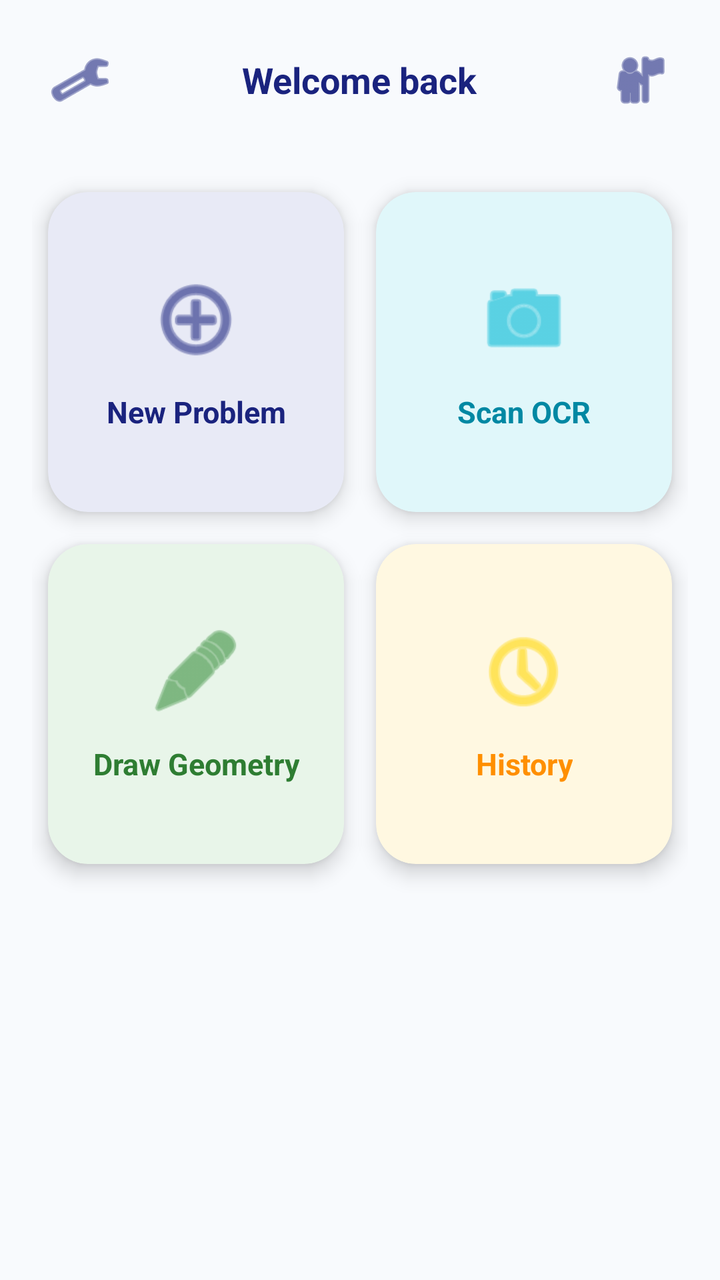
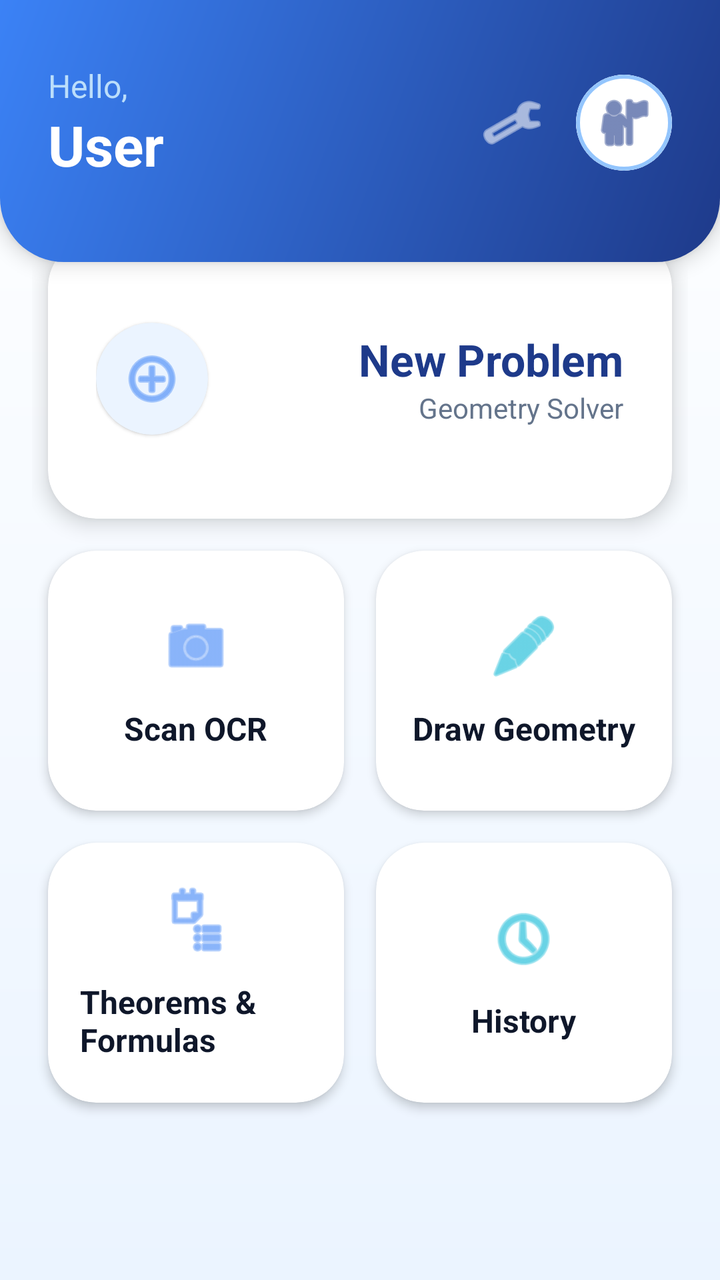

An Android layout rendered at two revisions. The XML below is the earlier revision; the diff shows what the commit changed to produce the second picture.
<!-- AndroidManifest.xml: application theme Theme.MaterialComponents.DayNight.NoActionBar -->
<!-- res/layout/activity_main.xml -->
<?xml version="1.0" encoding="utf-8"?>
<LinearLayout
    xmlns:android="http://schemas.android.com/apk/res/android"
    xmlns:app="http://schemas.android.com/apk/res-auto"
    xmlns:tools="http://schemas.android.com/tools"
    android:layout_width="match_parent"
    android:layout_height="match_parent"
    android:fitsSystemWindows="true"
    android:orientation="vertical"
    android:background="@color/bg_start"
    android:padding="16dp"
    tools:context=".MainActivity">

    
    <RelativeLayout
        android:layout_width="match_parent"
        android:layout_height="wrap_content"
        android:layout_marginBottom="24dp">

        <ImageButton
            android:id="@+id/btnSettings"
            android:layout_width="48dp"
            android:layout_height="48dp"
            android:background="?attr/selectableItemBackgroundBorderless"
            android:src="@android:drawable/ic_menu_manage"
            app:tint="@color/primary"
            android:layout_alignParentStart="true" />

        <TextView
            android:id="@+id/tvMainWelcome"
            android:layout_width="wrap_content"
            android:layout_height="wrap_content"
            android:layout_centerInParent="true"
            android:text="@string/welcome_back"
            android:textSize="18sp"
            android:textColor="@color/primary"
            android:textStyle="bold" />

        <ImageButton
            android:id="@+id/btnProfile"
            android:layout_width="48dp"
            android:layout_height="48dp"
            android:background="?attr/selectableItemBackgroundBorderless"
            android:src="@android:drawable/ic_menu_myplaces"
            app:tint="@color/primary"
            android:layout_alignParentEnd="true" />
    </RelativeLayout>

    
    <ScrollView
        android:layout_width="match_parent"
        android:layout_height="0dp"
        android:layout_weight="1"
        android:fillViewport="true">

        <GridLayout
            android:layout_width="match_parent"
            android:layout_height="wrap_content"
            android:columnCount="2"
            android:alignmentMode="alignMargins"
            android:columnOrderPreserved="false">

            
            <com.google.android.material.card.MaterialCardView
                android:id="@+id/cardNewProblem"
                android:layout_width="0dp"
                android:layout_height="160dp"
                android:layout_columnWeight="1"
                android:layout_margin="8dp"
                app:cardCornerRadius="20dp"
                app:cardElevation="6dp"
                app:cardBackgroundColor="#E8EAF6"
                app:rippleColor="@color/primary_light">

                <LinearLayout
                    android:layout_width="match_parent"
                    android:layout_height="match_parent"
                    android:gravity="center"
                    android:orientation="vertical"
                    android:padding="12dp">

                    <ImageView
                        android:layout_width="48dp"
                        android:layout_height="48dp"
                        android:src="@android:drawable/ic_menu_add"
                        app:tint="@color/primary" />

                    <TextView
                        android:layout_width="wrap_content"
                        android:layout_height="wrap_content"
                        android:layout_marginTop="12dp"
                        android:text="@string/new_problem"
                        android:textSize="15sp"
                        android:textStyle="bold"
                        android:textColor="@color/primary"
                        android:gravity="center" />
                </LinearLayout>
            </com.google.android.material.card.MaterialCardView>

            
            <com.google.android.material.card.MaterialCardView
                android:id="@+id/cardScanProblem"
                android:layout_width="0dp"
                android:layout_height="160dp"
                android:layout_columnWeight="1"
                android:layout_margin="8dp"
                app:cardCornerRadius="20dp"
                app:cardElevation="6dp"
                app:cardBackgroundColor="#E0F7FA"
                app:rippleColor="@color/secondary_light">

                <LinearLayout
                    android:layout_width="match_parent"
                    android:layout_height="match_parent"
                    android:gravity="center"
                    android:orientation="vertical"
                    android:padding="12dp">

                    <ImageView
                        android:layout_width="48dp"
                        android:layout_height="48dp"
                        android:src="@android:drawable/ic_menu_camera"
                        app:tint="@color/secondary" />

                    <TextView
                        android:layout_width="wrap_content"
                        android:layout_height="wrap_content"
                        android:layout_marginTop="12dp"
                        android:text="@string/scan_ocr"
                        android:textSize="15sp"
                        android:textStyle="bold"
                        android:textColor="@color/secondary_dark"
                        android:gravity="center" />
                </LinearLayout>
            </com.google.android.material.card.MaterialCardView>

            
            <com.google.android.material.card.MaterialCardView
                android:id="@+id/cardDrawProblem"
                android:layout_width="0dp"
                android:layout_height="160dp"
                android:layout_columnWeight="1"
                android:layout_margin="8dp"
                app:cardCornerRadius="20dp"
                app:cardElevation="6dp"
                app:cardBackgroundColor="#E8F5E9"
                app:rippleColor="#C8E6C9">

                <LinearLayout
                    android:layout_width="match_parent"
                    android:layout_height="match_parent"
                    android:gravity="center"
                    android:orientation="vertical"
                    android:padding="12dp">

                    <ImageView
                        android:layout_width="48dp"
                        android:layout_height="48dp"
                        android:src="@android:drawable/ic_menu_edit"
                        app:tint="@color/success_green" />

                    <TextView
                        android:layout_width="wrap_content"
                        android:layout_height="wrap_content"
                        android:layout_marginTop="12dp"
                        android:text="@string/draw_geometry"
                        android:textSize="15sp"
                        android:textStyle="bold"
                        android:textColor="#2E7D32"
                        android:gravity="center" />
                </LinearLayout>
            </com.google.android.material.card.MaterialCardView>

            
            <com.google.android.material.card.MaterialCardView
                android:id="@+id/cardHistory"
                android:layout_width="0dp"
                android:layout_height="160dp"
                android:layout_columnWeight="1"
                android:layout_margin="8dp"
                app:cardCornerRadius="20dp"
                app:cardElevation="6dp"
                app:cardBackgroundColor="#FFF8E1"
                app:rippleColor="#FFE082">

                <LinearLayout
                    android:layout_width="match_parent"
                    android:layout_height="match_parent"
                    android:gravity="center"
                    android:orientation="vertical"
                    android:padding="12dp">

                    <ImageView
                        android:layout_width="48dp"
                        android:layout_height="48dp"
                        android:src="@android:drawable/ic_menu_recent_history"
                        app:tint="@color/accent_gold" />

                    <TextView
                        android:layout_width="wrap_content"
                        android:layout_height="wrap_content"
                        android:layout_marginTop="12dp"
                        android:text="@string/history"
                        android:textSize="15sp"
                        android:textStyle="bold"
                        android:textColor="#FF8F00"
                        android:gravity="center" />
                </LinearLayout>
            </com.google.android.material.card.MaterialCardView>

        </GridLayout>
    </ScrollView>
</LinearLayout>
<!-- resources referenced by this layout -->
<resources>
  <color name="accent_gold">#FFD600</color>
  <color name="bg_start">#F8FAFD</color>
  <color name="primary">#1A237E</color>
  <color name="primary_light">#534BAE</color>
  <color name="secondary">#00B8D4</color>
  <color name="secondary_dark">#0088A3</color>
  <color name="secondary_light">#62EFFF</color>
  <color name="success_green">#388E3C</color>
  <string name="draw_geometry">Draw Geometry</string>
  <string name="history">History</string>
  <string name="new_problem">New Problem</string>
  <string name="scan_ocr">Scan OCR</string>
  <string name="welcome_back">Welcome back</string>
</resources>

<!-- the commit's change to res/layout/activity_main.xml (unified diff, before → after) -->
@@ -1,213 +1,253 @@
 <?xml version="1.0" encoding="utf-8"?>
-<LinearLayout
+<androidx.constraintlayout.widget.ConstraintLayout
     xmlns:android="http://schemas.android.com/apk/res/android"
     xmlns:app="http://schemas.android.com/apk/res-auto"
-    xmlns:tools="http://schemas.android.com/tools"
     android:layout_width="match_parent"
     android:layout_height="match_parent"
-    android:fitsSystemWindows="true"
-    android:orientation="vertical"
-    android:background="@color/bg_start"
-    android:padding="16dp"
-    tools:context=".MainActivity">
+    android:background="@drawable/bg_gradient_light"
+    android:fitsSystemWindows="true">
 
     
-    <RelativeLayout
+    <LinearLayout
+        android:id="@+id/headerLayout"
         android:layout_width="match_parent"
         android:layout_height="wrap_content"
-        android:layout_marginBottom="24dp">
+        android:orientation="horizontal"
+        android:paddingHorizontal="24dp"
+        android:paddingTop="32dp"
+        android:paddingBottom="40dp"
+        android:gravity="center_vertical"
+        android:background="@drawable/bg_header_gradient"
+        app:layout_constraintTop_toTopOf="parent"
+        android:elevation="6dp">
+
+        <LinearLayout
+            android:layout_width="0dp"
+            android:layout_height="wrap_content"
+            android:layout_weight="1"
+            android:orientation="vertical">
+
+            <TextView
+                android:layout_width="wrap_content"
+                android:layout_height="wrap_content"
+                android:text="Hello,"
+                android:textColor="#BBDEFB"
+                android:textSize="16sp" />
+
+            <TextView
+                android:id="@+id/tvMainWelcome"
+                android:layout_width="wrap_content"
+                android:layout_height="wrap_content"
+                android:text="User"
+                android:textColor="#FFFFFF"
+                android:textSize="28sp"
+                android:textStyle="bold" />
+        </LinearLayout>
 
         <ImageButton
             android:id="@+id/btnSettings"
             android:layout_width="48dp"
             android:layout_height="48dp"
+            android:layout_marginEnd="8dp"
             android:background="?attr/selectableItemBackgroundBorderless"
             android:src="@android:drawable/ic_menu_manage"
-            app:tint="@color/primary"
-            android:layout_alignParentStart="true" />
-
-        <TextView
-            android:id="@+id/tvMainWelcome"
-            android:layout_width="wrap_content"
-            android:layout_height="wrap_content"
-            android:layout_centerInParent="true"
-            android:text="@string/welcome_back"
-            android:textSize="18sp"
-            android:textColor="@color/primary"
-            android:textStyle="bold" />
-
-        <ImageButton
-            android:id="@+id/btnProfile"
+            app:tint="#FFFFFF" />
+
+        <com.google.android.material.card.MaterialCardView
             android:layout_width="48dp"
             android:layout_height="48dp"
-            android:background="?attr/selectableItemBackgroundBorderless"
-            android:src="@android:drawable/ic_menu_myplaces"
-            app:tint="@color/primary"
-            android:layout_alignParentEnd="true" />
-    </RelativeLayout>
+            app:cardCornerRadius="24dp"
+            app:cardElevation="0dp"
+            app:strokeWidth="2dp"
+            app:strokeColor="#93C5FD">
+            <ImageButton
+                android:id="@+id/btnProfile"
+                android:layout_width="match_parent"
+                android:layout_height="match_parent"
+                android:background="#FFFFFF"
+                android:src="@android:drawable/ic_menu_myplaces"
+                app:tint="@color/primary" />
+        </com.google.android.material.card.MaterialCardView>
+    </LinearLayout>
 
     
     <ScrollView
         android:layout_width="match_parent"
         android:layout_height="0dp"
-        android:layout_weight="1"
-        android:fillViewport="true">
-
-        <GridLayout
+        android:clipToPadding="false"
+        android:paddingBottom="24dp"
+        app:layout_constraintTop_toBottomOf="@id/headerLayout"
+        app:layout_constraintBottom_toBottomOf="parent"
+        android:layout_marginTop="-20dp">
+
+        <LinearLayout
             android:layout_width="match_parent"
             android:layout_height="wrap_content"
-            android:columnCount="2"
-            android:alignmentMode="alignMargins"
-            android:columnOrderPreserved="false">
+            android:orientation="vertical"
+            android:paddingHorizontal="16dp">
 
             
             <com.google.android.material.card.MaterialCardView
                 android:id="@+id/cardNewProblem"
-                android:layout_width="0dp"
-                android:layout_height="160dp"
-                android:layout_columnWeight="1"
+                android:layout_width="match_parent"
+                android:layout_height="140dp"
                 android:layout_margin="8dp"
-                app:cardCornerRadius="20dp"
+                app:cardCornerRadius="24dp"
                 app:cardElevation="6dp"
-                app:cardBackgroundColor="#E8EAF6"
-                app:rippleColor="@color/primary_light">
-
-                <LinearLayout
+                app:cardBackgroundColor="#FFFFFF"
+                android:clickable="true"
+                android:focusable="true">
+
+                <RelativeLayout
                     android:layout_width="match_parent"
                     android:layout_height="match_parent"
-                    android:gravity="center"
-                    android:orientation="vertical"
-                    android:padding="12dp">
-
-                    <ImageView
-                        android:layout_width="48dp"
-                        android:layout_height="48dp"
-                        android:src="@android:drawable/ic_menu_add"
-                        app:tint="@color/primary" />
-
-                    <TextView
+                    android:padding="24dp">
+
+                    <com.google.android.material.card.MaterialCardView
+                        android:layout_width="56dp"
+                        android:layout_height="56dp"
+                        app:cardCornerRadius="28dp"
+                        app:cardBackgroundColor="#EBF4FF"
+                        app:strokeWidth="0dp"
+                        android:layout_centerVertical="true">
+                        <ImageView
+                            android:layout_width="wrap_content"
+                            android:layout_height="wrap_content"
+                            android:layout_gravity="center"
+                            android:src="@android:drawable/ic_menu_add"
+                            app:tint="@color/primary_light" />
+                    </com.google.android.material.card.MaterialCardView>
+
+                    <LinearLayout
                         android:layout_width="wrap_content"
                         android:layout_height="wrap_content"
-                        android:layout_marginTop="12dp"
-                        android:text="@string/new_problem"
-                        android:textSize="15sp"
-                        android:textStyle="bold"
-                        android:textColor="@color/primary"
-                        android:gravity="center" />
-                </LinearLayout>
+                        android:orientation="vertical"
+                        android:layout_alignParentEnd="true"
+                        android:layout_centerVertical="true"
+                        android:gravity="end">
+
+                        <TextView
+                            android:layout_width="wrap_content"
+                            android:layout_height="wrap_content"
+                            android:text="@string/new_problem"
+                            android:textColor="@color/primary"
+                            android:textSize="22sp"
+                            android:textStyle="bold" />
+
+                        <TextView
+                            android:layout_width="wrap_content"
+                            android:layout_height="wrap_content"
+                            android:text="@string/geometry_solver"
+                            android:textColor="@color/text_subtitle"
+                            android:textSize="14sp" />
+                    </LinearLayout>
+                </RelativeLayout>
             </com.google.android.material.card.MaterialCardView>
 
             
-            <com.google.android.material.card.MaterialCardView
-                android:id="@+id/cardScanProblem"
-                android:layout_width="0dp"
-                android:layout_height="160dp"
-                android:layout_columnWeight="1"
-                android:layout_margin="8dp"
-                app:cardCornerRadius="20dp"
-                app:cardElevation="6dp"
-                app:cardBackgroundColor="#E0F7FA"
-                app:rippleColor="@color/secondary_light">
-
-                <LinearLayout
-                    android:layout_width="match_parent"
-                    android:layout_height="match_parent"
-                    android:gravity="center"
-                    android:orientation="vertical"
-                    android:padding="12dp">
-
-                    <ImageView
-                        android:layout_width="48dp"
-                        android:layout_height="48dp"
-                        android:src="@android:drawable/ic_menu_camera"
-                        app:tint="@color/secondary" />
-
-                    <TextView
-                        android:layout_width="wrap_content"
-                        android:layout_height="wrap_content"
-                        android:layout_marginTop="12dp"
-                        android:text="@string/scan_ocr"
-                        android:textSize="15sp"
-                        android:textStyle="bold"
-                        android:textColor="@color/secondary_dark"
-                        android:gravity="center" />
-                </LinearLayout>
-            </com.google.android.material.card.MaterialCardView>
-
-            
-            <com.google.android.material.card.MaterialCardView
-                android:id="@+id/cardDrawProblem"
-                android:layout_width="0dp"
-                android:layout_height="160dp"
-                android:layout_columnWeight="1"
-                android:layout_margin="8dp"
-                app:cardCornerRadius="20dp"
-                app:cardElevation="6dp"
-                app:cardBackgroundColor="#E8F5E9"
-                app:rippleColor="#C8E6C9">
-
-                <LinearLayout
-                    android:layout_width="match_parent"
-                    android:layout_height="match_parent"
-                    android:gravity="center"
-                    android:orientation="vertical"
-                    android:padding="12dp">
-
-                    <ImageView
-                        android:layout_width="48dp"
-                        android:layout_height="48dp"
-                        android:src="@android:drawable/ic_menu_edit"
-                        app:tint="@color/success_green" />
-
-                    <TextView
-                        android:layout_width="wrap_content"
-                        android:layout_height="wrap_content"
-                        android:layout_marginTop="12dp"
-                        android:text="@string/draw_geometry"
-                        android:textSize="15sp"
-                        android:textStyle="bold"
-                        android:textColor="#2E7D32"
-                        android:gravity="center" />
-                </LinearLayout>
-            </com.google.android.material.card.MaterialCardView>
-
-            
-            <com.google.android.material.card.MaterialCardView
-                android:id="@+id/cardHistory"
-                android:layout_width="0dp"
-                android:layout_height="160dp"
-                android:layout_columnWeight="1"
-                android:layout_margin="8dp"
-                app:cardCornerRadius="20dp"
-                app:cardElevation="6dp"
-                app:cardBackgroundColor="#FFF8E1"
-                app:rippleColor="#FFE082">
-
-                <LinearLayout
-                    android:layout_width="match_parent"
-                    android:layout_height="match_parent"
-                    android:gravity="center"
-                    android:orientation="vertical"
-                    android:padding="12dp">
-
-                    <ImageView
-                        android:layout_width="48dp"
-                        android:layout_height="48dp"
-                        android:src="@android:drawable/ic_menu_recent_history"
-                        app:tint="@color/accent_gold" />
-
-                    <TextView
-                        android:layout_width="wrap_content"
-                        android:layout_height="wrap_content"
-                        android:layout_marginTop="12dp"
-                        android:text="@string/history"
-                        android:textSize="15sp"
-                        android:textStyle="bold"
-                        android:textColor="#FF8F00"
-                        android:gravity="center" />
-                </LinearLayout>
-            </com.google.android.material.card.MaterialCardView>
-
-        </GridLayout>
+            <GridLayout
+                android:layout_width="match_parent"
+                android:layout_height="wrap_content"
+                android:columnCount="2"
+                android:alignmentMode="alignMargins">
+
+                
+                <com.google.android.material.card.MaterialCardView
+                    android:id="@+id/cardScanProblem"
+                    android:layout_width="0dp"
+                    android:layout_height="130dp"
+                    android:layout_columnWeight="1"
+                    android:layout_margin="8dp"
+                    app:cardCornerRadius="24dp"
+                    app:cardElevation="3dp"
+                    app:cardBackgroundColor="@color/surface_white"
+                    android:clickable="true"
+                    android:focusable="true">
+
+                    <LinearLayout
+                        android:layout_width="match_parent"
+                        android:layout_height="match_parent"
+                        android:orientation="vertical"
+                        android:gravity="center"
+                        android:padding="16dp">
+                        <ImageView android:layout_width="36dp" android:layout_height="36dp" android:src="@android:drawable/ic_menu_camera" app:tint="@color/primary_light" />
+                        <TextView android:layout_width="wrap_content" android:layout_height="wrap_content" android:layout_marginTop="12dp" android:text="@string/scan_ocr" android:textSize="16sp" android:textStyle="bold" android:textColor="@color/text_title" />
+                    </LinearLayout>
+                </com.google.android.material.card.MaterialCardView>
+
+                
+                <com.google.android.material.card.MaterialCardView
+                    android:id="@+id/cardDrawProblem"
+                    android:layout_width="0dp"
+                    android:layout_height="130dp"
+                    android:layout_columnWeight="1"
+                    android:layout_margin="8dp"
+                    app:cardCornerRadius="24dp"
+                    app:cardElevation="3dp"
+                    app:cardBackgroundColor="@color/surface_white"
+                    android:clickable="true"
+                    android:focusable="true">
+
+                    <LinearLayout
+                        android:layout_width="match_parent"
+                        android:layout_height="match_parent"
+                        android:orientation="vertical"
+                        android:gravity="center"
+                        android:padding="16dp">
+                        <ImageView android:layout_width="36dp" android:layout_height="36dp" android:src="@android:drawable/ic_menu_edit" app:tint="@color/secondary" />
+                        <TextView android:layout_width="wrap_content" android:layout_height="wrap_content" android:layout_marginTop="12dp" android:text="@string/draw_geometry" android:textSize="16sp" android:textStyle="bold" android:textColor="@color/text_title" />
+                    </LinearLayout>
+                </com.google.android.material.card.MaterialCardView>
+
+                
+                <com.google.android.material.card.MaterialCardView
+                    android:id="@+id/cardTheorems"
+                    android:layout_width="0dp"
+                    android:layout_height="130dp"
+                    android:layout_columnWeight="1"
+                    android:layout_margin="8dp"
+                    app:cardCornerRadius="24dp"
+                    app:cardElevation="3dp"
+                    app:cardBackgroundColor="@color/surface_white"
+                    android:clickable="true"
+                    android:focusable="true">
+
+                    <LinearLayout
+                        android:layout_width="match_parent"
+                        android:layout_height="match_parent"
+                        android:orientation="vertical"
+                        android:gravity="center"
+                        android:padding="16dp">
+                        <ImageView android:layout_width="36dp" android:layout_height="36dp" android:src="@android:drawable/ic_menu_agenda" app:tint="@color/primary_light" />
+                        <TextView android:layout_width="wrap_content" android:layout_height="wrap_content" android:layout_marginTop="12dp" android:text="@string/theorems_title" android:textSize="16sp" android:textStyle="bold" android:textColor="@color/text_title" />
+                    </LinearLayout>
+                </com.google.android.material.card.MaterialCardView>
+
+                
+                <com.google.android.material.card.MaterialCardView
+                    android:id="@+id/cardHistory"
+                    android:layout_width="0dp"
+                    android:layout_height="130dp"
+                    android:layout_columnWeight="1"
+                    android:layout_margin="8dp"
+                    app:cardCornerRadius="24dp"
+                    app:cardElevation="3dp"
+                    app:cardBackgroundColor="@color/surface_white"
+                    android:clickable="true"
+                    android:focusable="true">
+
+                    <LinearLayout
+                        android:layout_width="match_parent"
+                        android:layout_height="match_parent"
+                        android:orientation="vertical"
+                        android:gravity="center"
+                        android:padding="16dp">
+                        <ImageView android:layout_width="36dp" android:layout_height="36dp" android:src="@android:drawable/ic_menu_recent_history" app:tint="@color/secondary" />
+                        <TextView android:layout_width="wrap_content" android:layout_height="wrap_content" android:layout_marginTop="12dp" android:text="@string/history" android:textSize="16sp" android:textStyle="bold" android:textColor="@color/text_title" />
+                    </LinearLayout>
+                </com.google.android.material.card.MaterialCardView>
+
+            </GridLayout>
+        </LinearLayout>
     </ScrollView>
-</LinearLayout>
+</androidx.constraintlayout.widget.ConstraintLayout>
<!-- resource entries referenced after the edit -->
@@ -1,17 +1,38 @@
 <!-- resources referenced by this layout -->
 <resources>
-  <color name="accent_gold">#FFD600</color>
-  <color name="bg_start">#F8FAFD</color>
-  <color name="primary">#1A237E</color>
-  <color name="primary_light">#534BAE</color>
-  <color name="secondary">#00B8D4</color>
-  <color name="secondary_dark">#0088A3</color>
-  <color name="secondary_light">#62EFFF</color>
-  <color name="success_green">#388E3C</color>
+  <color name="primary">#1E3A8A</color>
+  <color name="primary_light">#3B82F6</color>
+  <color name="secondary">#06B6D4</color>
+  <color name="surface_white">#FFFFFF</color>
+  <color name="text_subtitle">#64748B</color>
+  <color name="text_title">#0F172A</color>
+  <!-- drawable bg_gradient_light (drawable) -->
+  <?xml version="1.0" encoding="utf-8"?>
+  <shape xmlns:android="http://schemas.android.com/apk/res/android">
+      
+      <gradient
+          android:startColor="#FFFFFF"
+          android:endColor="#EBF4FF"
+          android:angle="270" />
+  </shape>
+  <!-- drawable bg_header_gradient (drawable) -->
+  <?xml version="1.0" encoding="utf-8"?>
+  <shape xmlns:android="http://schemas.android.com/apk/res/android">
+      
+      <gradient
+          android:startColor="#1E3A8A"
+          android:endColor="#3B82F6"
+          android:angle="135" />
+      
+      <corners
+          android:bottomLeftRadius="32dp"
+          android:bottomRightRadius="32dp" />
+  </shape>
   <string name="draw_geometry">Draw Geometry</string>
+  <string name="geometry_solver">Geometry Solver</string>
   <string name="history">History</string>
   <string name="new_problem">New Problem</string>
   <string name="scan_ocr">Scan OCR</string>
-  <string name="welcome_back">Welcome back</string>
+  <string name="theorems_title">Theorems &amp; Formulas</string>
 </resources>
 
